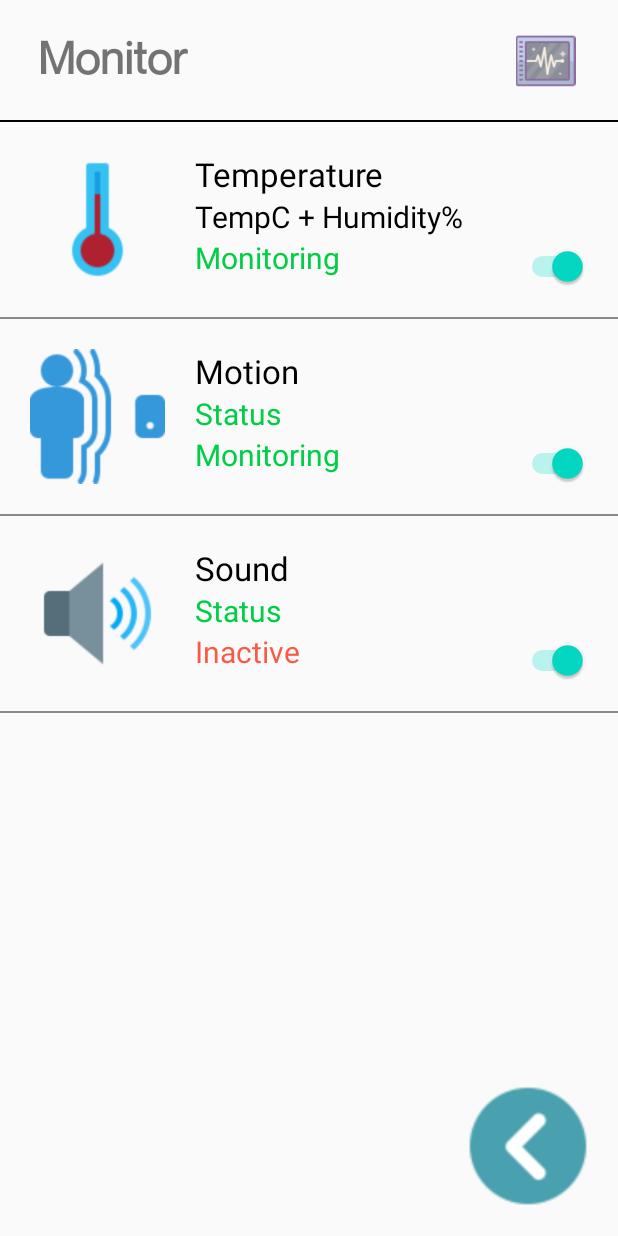
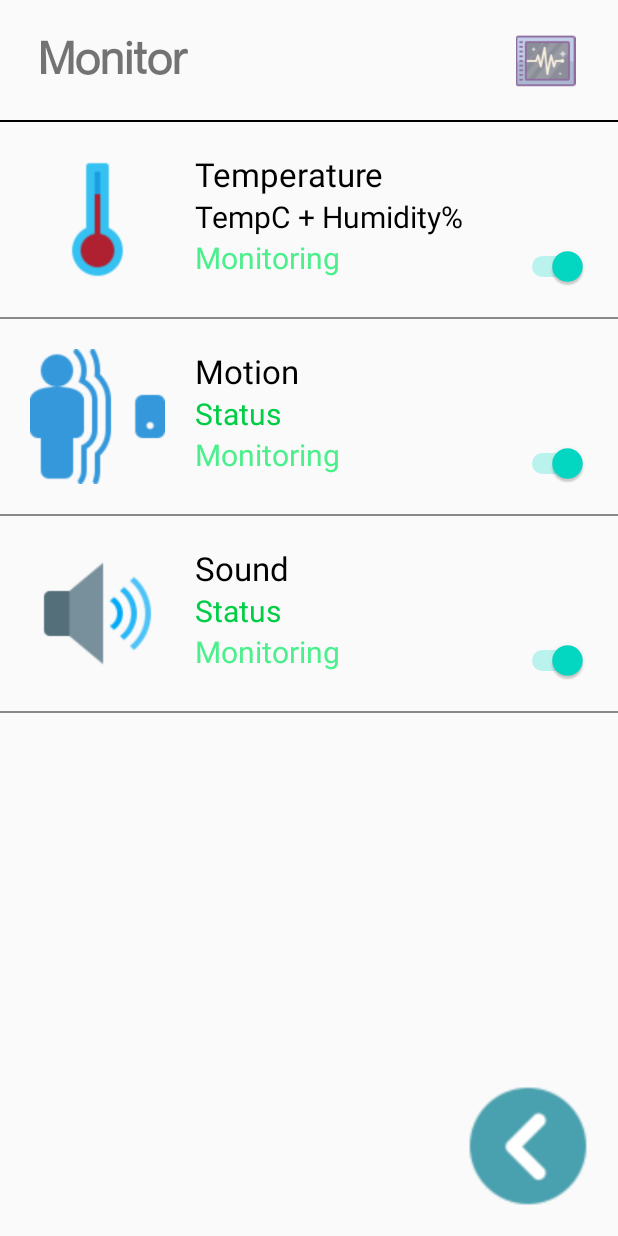
Before and after one commit to Asienwald/ElCare, an Android app: the layout monitor_fragment.xml on its own in the app's theme, with its tools: preview values and no code run, on a phone screen of 412 x 824 dp. Run offline under Robolectric (Android 15) with nearby library versions, the phone set to English and light mode, and no system bars.

Commit message:
monitoring btns working

```diff
--- a/ELCare/app/src/main/java/com/example/elcare/MainActivity.java
+++ b/ELCare/app/src/main/java/com/example/elcare/MainActivity.java
@@ -10,6 +10,10 @@ import com.example.elcare.fragments.MonitorFragment;
 import com.example.elcare.fragments.MainFragment;
 
 public class MainActivity extends AppCompatActivity {
+
+    public static boolean tempMonitor = true;
+    public static boolean motionMonitor = true;
+    public static boolean soundMonitor = true;
 
 
     public static MainActivity instance;
--- a/ELCare/app/src/main/res/layout/monitor_fragment.xml
+++ b/ELCare/app/src/main/res/layout/monitor_fragment.xml
@@ -78,13 +78,14 @@
                 android:layout_height="wrap_content"
                 android:textSize="20sp"
                 android:text="@string/monitoring"
-                android:textColor="@color/light_green"
+                android:textColor="@color/green"
                 android:layout_weight="1"/>
 
 
         </LinearLayout>
 
         <Switch
+            android:id="@+id/temp_switch"
             android:layout_width="wrap_content"
             android:layout_height="wrap_content"
             android:layout_gravity="bottom"
@@ -136,13 +137,14 @@
                 android:layout_height="wrap_content"
                 android:textSize="20sp"
                 android:text="@string/monitoring"
-                android:textColor="@color/light_green"
+                android:textColor="@color/green"
                 android:layout_weight="1"/>
 
 
         </LinearLayout>
 
         <Switch
+            android:id="@+id/motion_switch"
             android:layout_width="wrap_content"
             android:layout_height="wrap_content"
             android:layout_gravity="bottom"
@@ -193,14 +195,15 @@
                 android:layout_width="wrap_content"
                 android:layout_height="wrap_content"
                 android:textSize="20sp"
-                android:text="@string/inactive"
-                android:textColor="@color/red"
+                android:text="@string/monitoring"
+                android:textColor="@color/green"
                 android:layout_weight="1"/>
 
 
         </LinearLayout>
 
         <Switch
+            android:id="@+id/sound_switch"
             android:layout_width="wrap_content"
             android:layout_height="wrap_content"
             android:layout_gravity="bottom"
```
Also changed, not shown: ELCare/app/src/main/java/com/example/elcare/fragments/MonitorFragment.java (+58 -0 lines).
